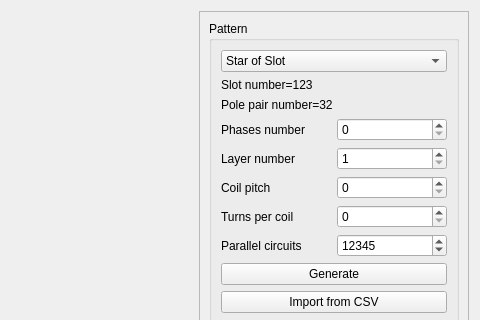
First picture: the form in pyleecan/GUI/Dialog/DMachineSetup/SWinding/SWinding.ui, repository Eomys/pyleecan, before the edit; both pictures show x 513 to 993 and y 0 to 320 of the 993 by 837 pixel window.
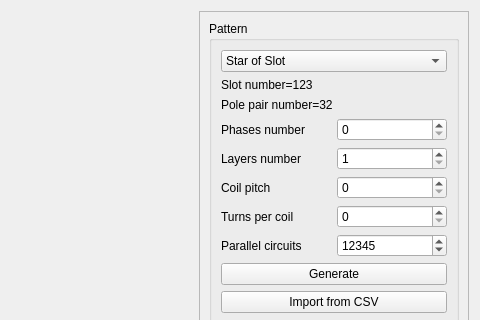
Second picture: the form after the edit. Icons and pictures are not drawn. Custom widgets are drawn as their Qt base class.

Commit message: [CC] Adding tooltips

```diff
--- a/pyleecan/GUI/Dialog/DMachineSetup/SWinding/SWinding.ui
+++ b/pyleecan/GUI/Dialog/DMachineSetup/SWinding/SWinding.ui
@@ -127,7 +127,7 @@
               <item row="1" column="0">
                <widget class="QLabel" name="in_Nlayer">
                 <property name="text">
-                 <string>Layer number</string>
+                 <string>Layers number</string>
                 </property>
                </widget>
               </item>
```
Left out of the diff: 27 changed lines with no effect on the pictures. The commit also changes 2 other files.
